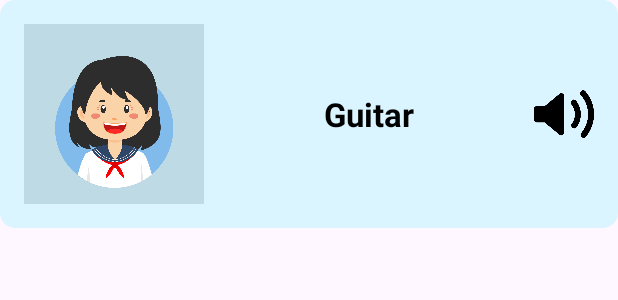
After one commit to MusaHesenov/Kids-App, an Android app: the layout instruments_rv.xml on its own in the app's theme, with its tools: preview values and no code run, on a phone screen of 412 x 824 dp. The commit adds this screen. Shown: the top 300 px of the screen. Run offline under Robolectric (Android 15) with nearby library versions, the phone set to English and light mode, and no system bars.

Commit message:
instruments update

```diff
--- a/app/src/main/java/com/example/kidsapp/fragments/CategoryFragment.kt
+++ b/app/src/main/java/com/example/kidsapp/fragments/CategoryFragment.kt
@@ -10,6 +10,7 @@ import androidx.fragment.app.Fragment
 import androidx.fragment.app.viewModels
 import androidx.lifecycle.lifecycleScope
 import androidx.navigation.fragment.findNavController
+import androidx.navigation.ui.navigateUp
 import androidx.recyclerview.widget.GridLayoutManager
 import com.example.kidsapp.R
 import com.example.kidsapp.adapters.CategoryAdapter
@@ -55,6 +56,7 @@ class CategoryFragment: Fragment(R.layout.fragment_category) {
                 "Fruits"->findNavController().navigate(R.id.action_categoryFragment_to_fruitsFragment)
                 "Flags"->findNavController().navigate(R.id.action_categoryFragment_to_flagsFragment)
                 "Colors"->findNavController().navigate(R.id.action_categoryFragment_to_colorsFragment)
+                "Music Instruments"->findNavController().navigate(R.id.action_categoryFragment_to_instrumentsFragment)
             }
         }
 
--- /dev/null
+++ b/app/src/main/res/layout/instruments_rv.xml
@@ -0,0 +1,51 @@
+<LinearLayout
+    xmlns:android="http://schemas.android.com/apk/res/android"
+    android:layout_width="match_parent"
+    android:layout_height="wrap_content"
+    android:orientation="horizontal"
+    android:background="@drawable/category_background_blue"
+    android:padding="16dp"
+    android:gravity="center_vertical">
+
+    <!-- Enstrüman Resmi (Sol Taraf) -->
+    <ImageView
+        android:id="@+id/instrumentImage"
+        android:layout_width="120dp"
+        android:layout_height="120dp"
+        android:layout_gravity="center_vertical"
+        android:src="@drawable/avatar2" /> <!-- Burada gitar resmi kullanılabilir -->
+
+    <!-- Metin ve Ses İkonu (Sağ Taraf) -->
+    <LinearLayout
+        android:layout_width="0dp"
+        android:layout_height="wrap_content"
+        android:layout_weight="1"
+        android:orientation="vertical"
+        android:gravity="center"
+        android:layout_margin="20dp"
+        >
+
+        <!-- Enstrüman İsmi -->
+        <TextView
+            android:id="@+id/instrumentName"
+            android:layout_width="wrap_content"
+            android:layout_height="wrap_content"
+            android:text="Guitar"
+            android:textColor="@android:color/black"
+            android:textSize="22sp"
+            android:textStyle="bold"
+            android:gravity="center"
+            android:paddingTop="8dp"
+            android:paddingBottom="8dp" />
+
+    </LinearLayout>
+
+    <!-- Ses İkonu (Sağda) -->
+    <ImageView
+        android:id="@+id/soundButton"
+        android:layout_width="40dp"
+        android:layout_height="40dp"
+        android:src="@drawable/sound"
+        android:onClick="soundClick"/> <!-- Ses simgesi ikonu -->
+
+</LinearLayout>
```
Also changed, not shown: app/src/main/java/com/example/kidsapp/adapters/InstrumentsAdapter.kt (added, +48 -0 lines), app/src/main/java/com/example/kidsapp/data/Instruments.kt (added, +8 -0 lines), app/src/main/java/com/example/kidsapp/fragments/InstrumentsFragment.kt (added, +81 -0 lines), app/src/main/java/com/example/kidsapp/viewmodel/InstrumentViewModel.kt (added, +38 -0 lines), app/src/main/res/layout/fragment_instruments.xml (added, +55 -0 lines), app/src/main/res/navigation/main_nav.xml (+7 -0 lines), app/src/main/res/drawable/sound.png (added).
